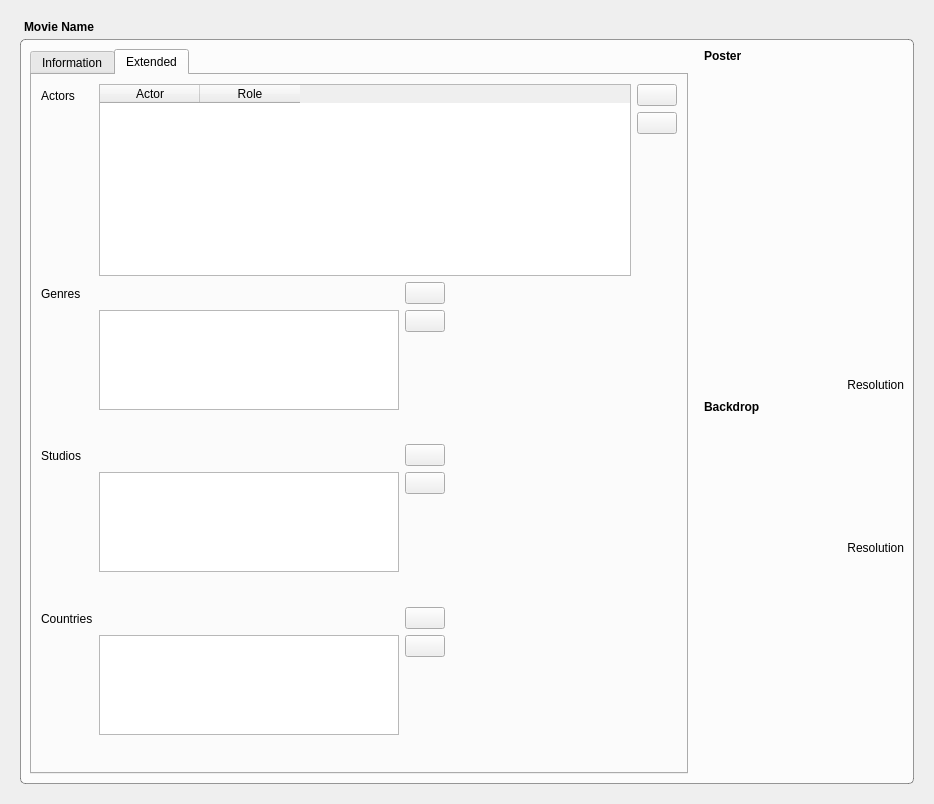
First picture: the form in MovieWidget.ui, repository Komet/MediaElch, before the edit.
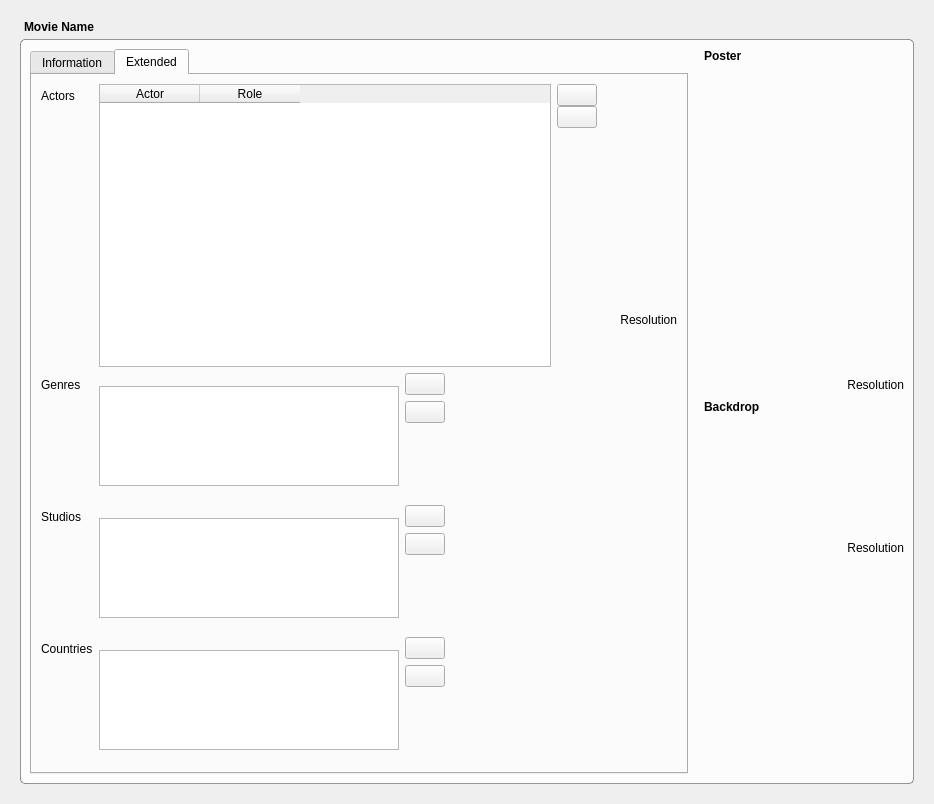
Second picture: the form after the edit. The open tabs and pages were chosen to show the change. Icons and pictures are not drawn. Custom widgets are drawn as their Qt base class.

Commit message: Fixes #12 Manage actor images

```diff
--- a/MovieWidget.ui
+++ b/MovieWidget.ui
@@ -571,7 +571,7 @@
                </widget>
               </item>
               <item row="2" column="1">
-               <layout class="QHBoxLayout" name="horizontalLayout_3">
+               <layout class="QHBoxLayout" name="horizontalLayout_3" stretch="1,0">
                 <item>
                  <widget class="QTableWidget" name="actors">
                   <property name="editTriggers">
@@ -597,6 +597,14 @@
                 </item>
                 <item>
                  <layout class="QVBoxLayout" name="verticalLayout_9">
+                  <property name="spacing">
+                   <number>0</number>
+                  </property>
+                  <item>
+                   <layout class="QHBoxLayout" name="horizontalLayout_9">
+                    <property name="margin">
+                     <number>0</number>
+                    </property>
                   <item>
                    <widget class="QPushButton" name="buttonAddActor">
                     <property name="toolTip">
@@ -612,6 +620,26 @@
                    </widget>
                   </item>
                   <item>
+                     <spacer name="horizontalSpacer_5">
+                      <property name="orientation">
+                       <enum>Qt::Horizontal</enum>
+                      </property>
+                      <property name="sizeHint" stdset="0">
+                       <size>
+                        <width>40</width>
+                        <height>20</height>
+                       </size>
+                      </property>
+                     </spacer>
+                    </item>
+                   </layout>
+                  </item>
+                  <item>
+                   <layout class="QHBoxLayout" name="horizontalLayout_8">
+                    <property name="margin">
+                     <number>0</number>
+                    </property>
+                    <item>
                    <widget class="QPushButton" name="buttonRemoveActor">
                     <property name="toolTip">
                      <string>Remove Actor</string>
@@ -622,6 +650,78 @@
                     <property name="icon">
                      <iconset resource="MediaElch.qrc">
                       <normaloff>:/img/minus.png</normaloff>:/img/minus.png</iconset>
+                      </property>
+                     </widget>
+                    </item>
+                    <item>
+                     <spacer name="horizontalSpacer_4">
+                      <property name="orientation">
+                       <enum>Qt::Horizontal</enum>
+                      </property>
+                      <property name="sizeHint" stdset="0">
+                       <size>
+                        <width>40</width>
+                        <height>20</height>
+                       </size>
+                      </property>
+                     </spacer>
+                    </item>
+                   </layout>
+                  </item>
+                  <item>
+                   <spacer name="verticalSpacer_6">
+                    <property name="orientation">
+                     <enum>Qt::Vertical</enum>
+                    </property>
+                    <property name="sizeType">
+                     <enum>QSizePolicy::Fixed</enum>
+                    </property>
+                    <property name="sizeHint" stdset="0">
+                     <size>
+                      <width>20</width>
+                      <height>5</height>
+                     </size>
+                    </property>
+                   </spacer>
+                  </item>
+                  <item>
+                   <widget class="MyLabel" name="actor">
+                    <property name="minimumSize">
+                     <size>
+                      <width>120</width>
+                      <height>180</height>
+                     </size>
+                    </property>
+                    <property name="maximumSize">
+                     <size>
+                      <width>120</width>
+                      <height>180</height>
+                     </size>
+                    </property>
+                    <property name="cursor">
+                     <cursorShape>PointingHandCursor</cursorShape>
+                    </property>
+                    <property name="toolTip">
+                     <string>Click to change</string>
+                    </property>
+                    <property name="text">
+                     <string/>
+                    </property>
+                    <property name="pixmap">
+                     <pixmap resource="MediaElch.qrc">:/img/man.png</pixmap>
+                    </property>
+                    <property name="alignment">
+                     <set>Qt::AlignCenter</set>
+                    </property>
+                   </widget>
+                  </item>
+                  <item>
+                   <widget class="QLabel" name="actorResolution">
+                    <property name="text">
+                     <string>Resolution</string>
+                    </property>
+                    <property name="alignment">
+                     <set>Qt::AlignRight|Qt::AlignTrailing|Qt::AlignVCenter</set>
                     </property>
                    </widget>
                   </item>
```
Lines whose indentation alone changed are shown as unchanged. The commit also changes 12 other files.
